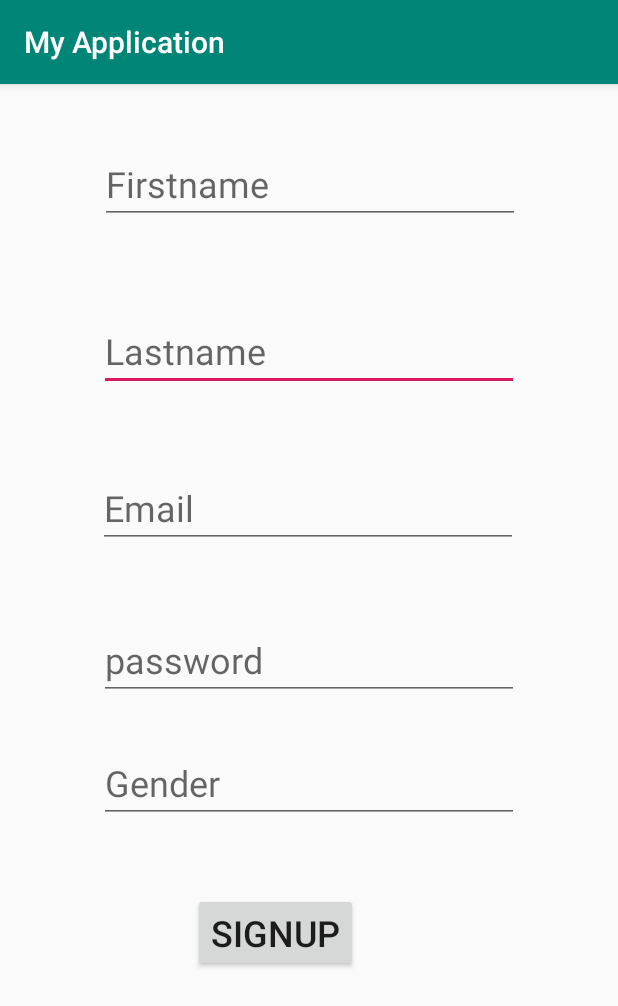
After one commit to Akhiljogiparthi/Marvel_car, an Android app: the SignUp screen opened directly, with no data from a screen before it, on a phone screen of 412 x 824 dp. The commit adds this screen. Shown: the top 1006 px of the screen. Run offline under Robolectric (Android 15) with nearby library versions, the phone set to English and light mode, and no system bars.

Commit message:
signup page created

```diff
--- a/MyApplication2/app/src/main/AndroidManifest.xml
+++ b/MyApplication2/app/src/main/AndroidManifest.xml
@@ -9,7 +9,8 @@
         android:roundIcon="@mipmap/ic_launcher_round"
         android:supportsRtl="true"
         android:theme="@style/AppTheme">
-        <activity android:name=".UserLogin"></activity>
+        <activity android:name=".SignUp"></activity>
+        <activity android:name=".UserLogin" />
         <activity android:name=".AdminLogin" />
         <activity android:name=".MainActivity">
             <intent-filter>
--- a/MyApplication2/app/src/main/java/com/example/myapplication/MainActivity.java
+++ b/MyApplication2/app/src/main/java/com/example/myapplication/MainActivity.java
@@ -36,6 +36,12 @@ public class MainActivity extends AppCompatActivity {
             }
         });
 
-
+        signup.setOnClickListener(new View.OnClickListener() {
+            @Override
+            public void onClick(View v) {
+                Intent i=new Intent(MainActivity.this,SignUp.class);
+                startActivity(i);
+            }
+        });
     }
 }
--- /dev/null
+++ b/MyApplication2/app/src/main/java/com/example/myapplication/SignUp.java
@@ -0,0 +1,14 @@
+package com.example.myapplication;
+
+import androidx.appcompat.app.AppCompatActivity;
+
+import android.os.Bundle;
+
+public class SignUp extends AppCompatActivity {
+
+    @Override
+    protected void onCreate(Bundle savedInstanceState) {
+        super.onCreate(savedInstanceState);
+        setContentView(R.layout.activity_sign_up);
+    }
+}
--- /dev/null
+++ b/MyApplication2/app/src/main/res/layout/activity_sign_up.xml
@@ -0,0 +1,92 @@
+<?xml version="1.0" encoding="utf-8"?>
+<androidx.constraintlayout.widget.ConstraintLayout xmlns:android="http://schemas.android.com/apk/res/android"
+    xmlns:app="http://schemas.android.com/apk/res-auto"
+    xmlns:tools="http://schemas.android.com/tools"
+    android:layout_width="match_parent"
+    android:layout_height="match_parent"
+    tools:context=".SignUp">
+
+    <EditText
+        android:id="@+id/lastname"
+        android:layout_width="wrap_content"
+        android:layout_height="wrap_content"
+        android:ems="10"
+        android:hint="Lastname"
+        android:inputType="textPersonName"
+        android:textSize="24sp"
+        app:layout_constraintBottom_toBottomOf="parent"
+        app:layout_constraintEnd_toEndOf="parent"
+        app:layout_constraintStart_toStartOf="parent"
+        app:layout_constraintTop_toTopOf="parent"
+        app:layout_constraintVertical_bias="0.212" />
+
+    <EditText
+        android:id="@+id/firstname"
+        android:layout_width="wrap_content"
+        android:layout_height="wrap_content"
+        android:ems="10"
+        android:hint="Firstname"
+        android:inputType="textPersonName"
+        android:textSize="24sp"
+        app:layout_constraintBottom_toBottomOf="parent"
+        app:layout_constraintEnd_toEndOf="parent"
+        app:layout_constraintHorizontal_bias="0.504"
+        app:layout_constraintStart_toStartOf="parent"
+        app:layout_constraintTop_toTopOf="parent"
+        app:layout_constraintVertical_bias="0.056" />
+
+    <EditText
+        android:id="@+id/email"
+        android:layout_width="wrap_content"
+        android:layout_height="wrap_content"
+        android:ems="10"
+        android:hint="Email   "
+        android:inputType="textPersonName"
+        android:textSize="24sp"
+        app:layout_constraintBottom_toBottomOf="parent"
+        app:layout_constraintEnd_toEndOf="parent"
+        app:layout_constraintHorizontal_bias="0.496"
+        app:layout_constraintStart_toStartOf="parent"
+        app:layout_constraintTop_toTopOf="parent"
+        app:layout_constraintVertical_bias="0.358" />
+
+    <EditText
+        android:id="@+id/password"
+        android:layout_width="wrap_content"
+        android:layout_height="wrap_content"
+        android:ems="10"
+        android:hint="password"
+        android:inputType="textPersonName"
+        android:textSize="24sp"
+        app:layout_constraintBottom_toBottomOf="parent"
+        app:layout_constraintEnd_toEndOf="parent"
+        app:layout_constraintStart_toStartOf="parent"
+        app:layout_constraintTop_toTopOf="parent" />
+
+    <EditText
+        android:id="@+id/gender"
+        android:layout_width="wrap_content"
+        android:layout_height="wrap_content"
+        android:ems="10"
+        android:hint="Gender"
+        android:inputType="textPersonName"
+        android:textSize="24sp"
+        app:layout_constraintBottom_toBottomOf="parent"
+        app:layout_constraintEnd_toEndOf="parent"
+        app:layout_constraintStart_toStartOf="parent"
+        app:layout_constraintTop_toTopOf="parent"
+        app:layout_constraintVertical_bias="0.615" />
+
+    <Button
+        android:id="@+id/register"
+        android:layout_width="wrap_content"
+        android:layout_height="wrap_content"
+        android:text="signup"
+        android:textSize="24sp"
+        app:layout_constraintBottom_toBottomOf="parent"
+        app:layout_constraintEnd_toEndOf="parent"
+        app:layout_constraintHorizontal_bias="0.427"
+        app:layout_constraintStart_toStartOf="parent"
+        app:layout_constraintTop_toTopOf="parent"
+        app:layout_constraintVertical_bias="0.754" />
+</androidx.constraintlayout.widget.ConstraintLayout>
```
